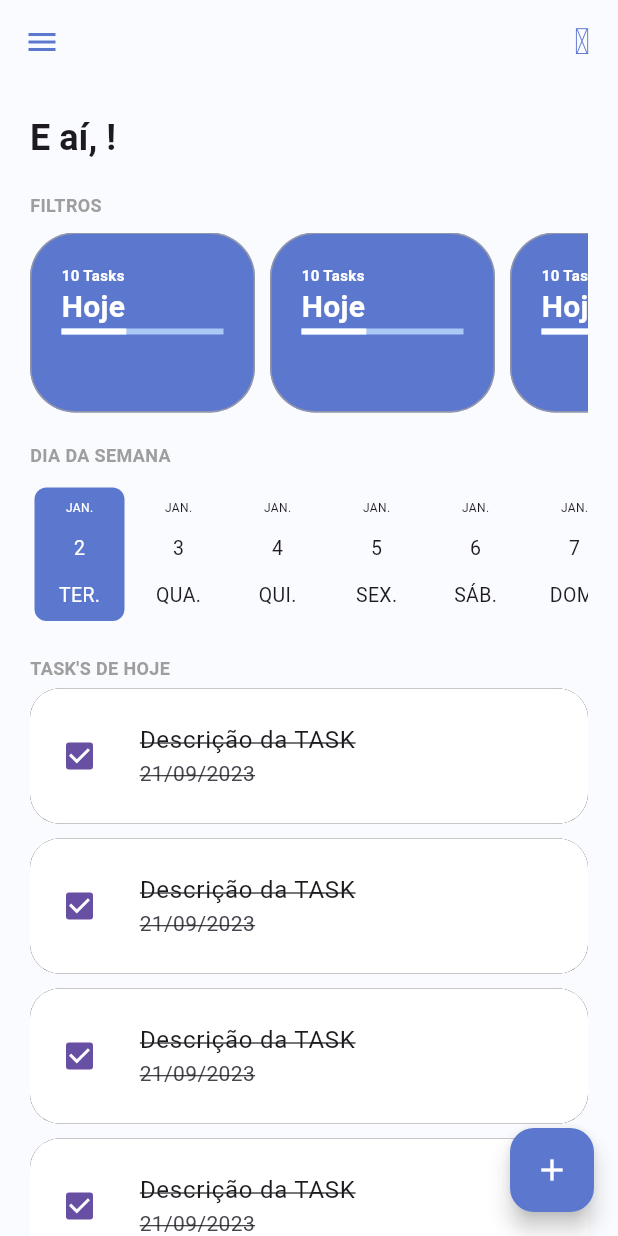
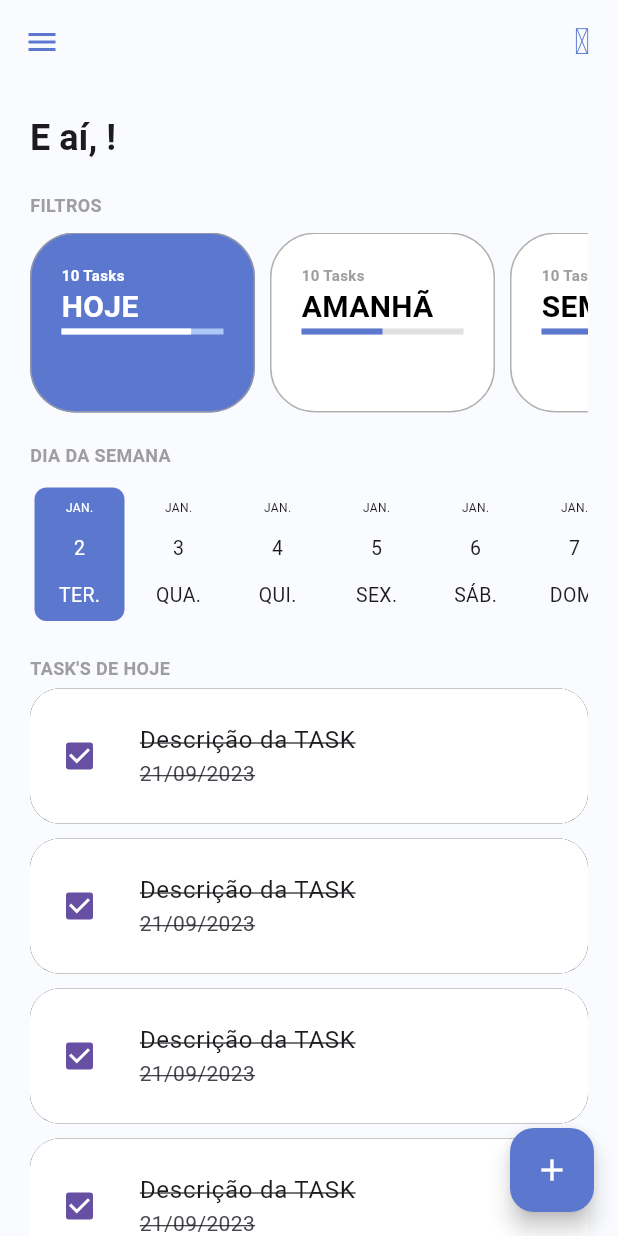
Before and after one commit to yurilima7/Todo-List, a Flutter app: the screen it shows once a user with an empty profile is signed in, on a phone screen of 412 x 824 dp. Run offline on Flutter 3.47's test engine with Material 3 defaults, Android fonts, the phone set to English and light mode, and no system bars; drawn by our look-alikes of date_picker_timeline; our stand-ins replace firebase_auth, firebase_core, flutter_signin_button, google_fonts, google_sign_in, sqflite and 1 more; missing offline and left inert: flutter_overlay_loader, validatorless; accounts and stored records are empty; generated files the repository leaves out were written again; network calls fail; Roboto replaces fonts that are missing (Mandali).

Commit message:
Implementando componente de filtros de dias

```diff
--- /dev/null
+++ b/todo_list_provider/lib/app/models/task_filter_enum.dart
@@ -0,0 +1,5 @@
+enum TaskFilterEnum {
+  today,
+  tomorrow,
+  week,
+}
--- /dev/null
+++ b/todo_list_provider/lib/app/models/total_tasks_model.dart
@@ -0,0 +1,9 @@
+class TotalTasksModel {
+  int totalTasks;
+  int totalTasksFinish;
+
+  TotalTasksModel({
+    required this.totalTasks,
+    required this.totalTasksFinish,
+  });
+}
--- /dev/null
+++ b/todo_list_provider/lib/app/modules/home/home_controller.dart
@@ -0,0 +1,7 @@
+import 'package:flutter/material.dart';
+import 'package:todo_list_provider/app/core/notifier/default_change_notifier.dart';
+import 'package:todo_list_provider/app/models/task_filter_enum.dart';
+
+class HomeController extends DefaultChangeNotifier {
+  TaskFilterEnum filterSelected = TaskFilterEnum.today;
+}
--- a/todo_list_provider/lib/app/modules/home/home_module.dart
+++ b/todo_list_provider/lib/app/modules/home/home_module.dart
@@ -1,10 +1,17 @@
 
+import 'package:provider/provider.dart';
 import 'package:todo_list_provider/app/core/modules/todo_list_modules.dart';
+import 'package:todo_list_provider/app/modules/home/home_controller.dart';
 import 'package:todo_list_provider/app/modules/home/home_page.dart';
 
 class HomeModule extends TodoListModule {
   HomeModule() : super(
-    // bindings: null,
+    bindings: [
+      ChangeNotifierProvider(
+        create: (context) => HomeController(),
+      ),
+    ],
+
     routers: {
       '/home':(context) => const HomePage()
     }
--- a/todo_list_provider/lib/app/modules/home/home_page.dart
+++ b/todo_list_provider/lib/app/modules/home/home_page.dart
@@ -1,5 +1,4 @@
 import 'package:flutter/material.dart';
-import 'package:provider/provider.dart';
 import 'package:todo_list_provider/app/core/ui/theme_extensions.dart';
 import 'package:todo_list_provider/app/core/ui/todo_list_icons.dart';
 import 'package:todo_list_provider/app/modules/home/widgets/home_drawer.dart';
--- a/todo_list_provider/lib/app/modules/home/widgets/home_filters.dart
+++ b/todo_list_provider/lib/app/modules/home/widgets/home_filters.dart
@@ -1,15 +1,14 @@
 import 'package:flutter/material.dart';
+import 'package:provider/provider.dart';
 import 'package:todo_list_provider/app/core/ui/theme_extensions.dart';
+import 'package:todo_list_provider/app/models/task_filter_enum.dart';
+import 'package:todo_list_provider/app/models/total_tasks_model.dart';
+import 'package:todo_list_provider/app/modules/home/home_controller.dart';
 import 'package:todo_list_provider/app/modules/home/widgets/todo_card_filter.dart';
 
-class HomeFilters extends StatefulWidget {
+class HomeFilters extends StatelessWidget {
   const HomeFilters({super.key});
 
-  @override
-  State<HomeFilters> createState() => _HomeFiltersState();
-}
-
-class _HomeFiltersState extends State<HomeFilters> {
   @override
   Widget build(BuildContext context) {
     return Column(
@@ -22,11 +21,45 @@ class _HomeFiltersState extends State<HomeFilters> {
         SingleChildScrollView(
           scrollDirection: Axis.horizontal,
           child: Row(
-            children: const [
-              TodoCardFilter(),
-              TodoCardFilter(),
-              TodoCardFilter(),
-              TodoCardFilter(),
+            children: [
+              TodoCardFilter(
+                label: 'HOJE',
+                taskFilter: TaskFilterEnum.today,
+                selected: context.select<HomeController, TaskFilterEnum>(
+                        (value) => value.filterSelected) ==
+                    TaskFilterEnum.today,
+
+                totalTasksModel: TotalTasksModel(
+                  totalTasks: 10,
+                  totalTasksFinish: 8,
+                ),
+              ),
+
+              TodoCardFilter(
+                label: 'AMANHÃ',
+                taskFilter: TaskFilterEnum.tomorrow,
+                selected: context.select<HomeController, TaskFilterEnum>(
+                        (value) => value.filterSelected) ==
+                    TaskFilterEnum.tomorrow,
+
+                totalTasksModel: TotalTasksModel(
+                  totalTasks: 10,
+                  totalTasksFinish: 5,
+                ),
+              ),
+
+              TodoCardFilter(
+                label: 'SEMANA',
+                taskFilter: TaskFilterEnum.week,
+                selected: context.select<HomeController, TaskFilterEnum>(
+                        (value) => value.filterSelected) ==
+                    TaskFilterEnum.week,
+
+                totalTasksModel: TotalTasksModel(
+                  totalTasks: 10,
+                  totalTasksFinish: 5,
+                ),
+              ),
             ],
           ),
         ),
--- a/todo_list_provider/lib/app/modules/home/widgets/todo_card_filter.dart
+++ b/todo_list_provider/lib/app/modules/home/widgets/todo_card_filter.dart
@@ -1,14 +1,34 @@
 import 'package:flutter/material.dart';
 import 'package:todo_list_provider/app/core/ui/theme_extensions.dart';
+import 'package:todo_list_provider/app/models/task_filter_enum.dart';
+import 'package:todo_list_provider/app/models/total_tasks_model.dart';
 
-class TodoCardFilter extends StatefulWidget {
-  const TodoCardFilter({super.key});
+class TodoCardFilter extends StatelessWidget {
+  final String label;
+  final TaskFilterEnum taskFilter;
+  final TotalTasksModel? totalTasksModel;
+  final bool selected;
 
-  @override
-  State<TodoCardFilter> createState() => _TodoCardFilterState();
-}
+  const TodoCardFilter({
+    super.key,
+    required this.label,
+    required this.taskFilter,
+    this.totalTasksModel,
+    required this.selected,
+  });
 
-class _TodoCardFilterState extends State<TodoCardFilter> {
+  double _getPercentFinish() {
+    final total = totalTasksModel?.totalTasks ?? 0.0;
+    final totalFinish = totalTasksModel?.totalTasksFinish ?? 0.1;
+
+    if (total == 0) {
+      return 0.0;
+    }
+
+    final percent = (totalFinish * 100) / total;
+    return percent / 100;
+  }
+
   @override
   Widget build(BuildContext context) {
     return Container(
@@ -21,7 +41,7 @@ class _TodoCardFilterState extends State<TodoCardFilter> {
       padding: const EdgeInsets.all(20),
 
       decoration: BoxDecoration(
-        color: context.primaryColor,
+        color: selected ? context.primaryColor : Colors.white,
         border: Border.all(width: 1, color: Colors.grey.withOpacity(.8)),
         borderRadius: BorderRadius.circular(30)
       ),
@@ -30,26 +50,37 @@ class _TodoCardFilterState extends State<TodoCardFilter> {
         crossAxisAlignment: CrossAxisAlignment.start,
         children: [
           Text(
-            '10 Tasks',
+            '${totalTasksModel?.totalTasks} Tasks',
             style: context.titleStyle.copyWith(
               fontSize: 10,
-              color: Colors.white,
+              color: selected ? Colors.white : Colors.grey,
             ),
           ),
 
-          const Text(
-            'Hoje',
+          Text(
+            label,
             style: TextStyle(
               fontSize: 20,
               fontWeight: FontWeight.bold,
-              color: Colors.white,
+              color: selected ? Colors.white : Colors.black,
             ),
           ),
 
-          LinearProgressIndicator(
-            backgroundColor: context.primaryColorLight,
-            valueColor: const AlwaysStoppedAnimation<Color>(Colors.white),
-            value: 0.4,
+          TweenAnimationBuilder<double>(
+            tween: Tween(
+              begin: 0.0,
+              end: _getPercentFinish(),
+            ),
+
+            duration: const Duration(seconds: 1),
+
+            builder: (context, value, child) => LinearProgressIndicator(
+              backgroundColor: selected ? context.primaryColorLight : Colors.grey.shade300,
+              valueColor: AlwaysStoppedAnimation<Color>(
+                selected ? Colors.white : context.primaryColor,
+              ),
+              value: value,
+            ),
           )
         ],
       ),
```
